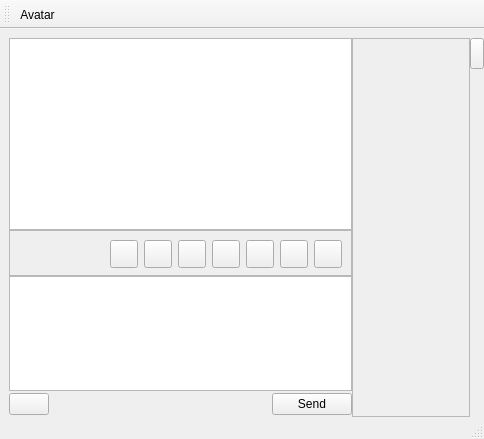
Above: retroshare-gui/src/gui/chat/PopupChatDialog.ui from RetroShare/RetroShare before the change. Below: the same form after it.
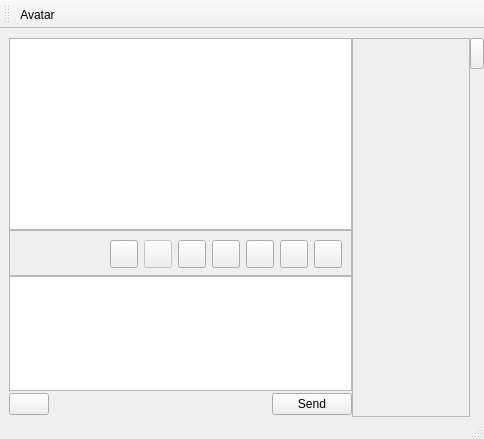
That is the form after the change. Icons and pictures are not drawn.

Commit message: disabled style Button, is not yet stable, can let crash

The edit to the form file:
```diff
--- a/retroshare-gui/src/gui/chat/PopupChatDialog.ui
+++ b/retroshare-gui/src/gui/chat/PopupChatDialog.ui
@@ -273,6 +273,9 @@
        </item>
        <item row="0" column="2">
         <widget class="QPushButton" name="styleButton">
+         <property name="enabled">
+          <bool>false</bool>
+         </property>
          <property name="minimumSize">
           <size>
            <width>28</width>
```
